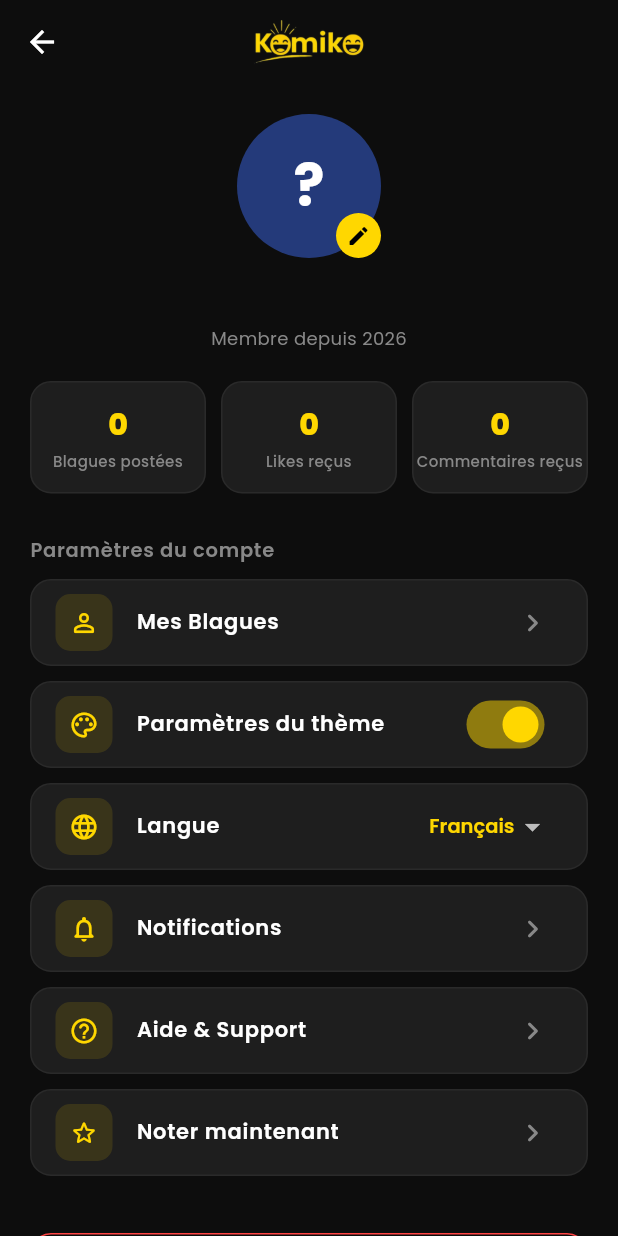
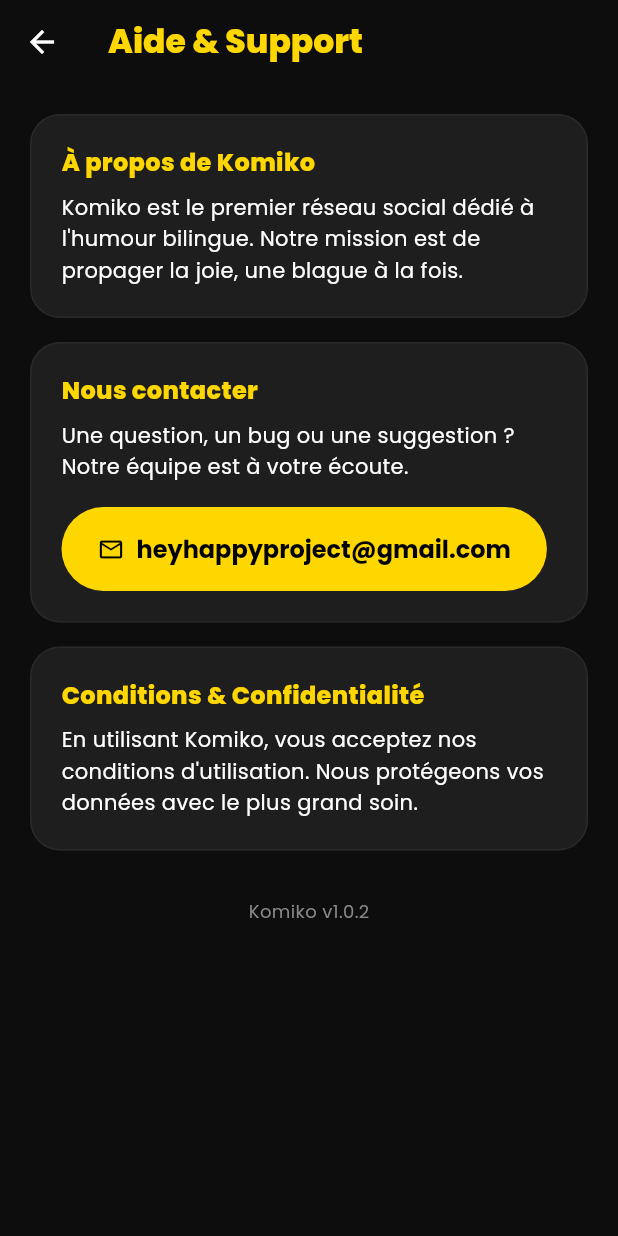
Before and after one commit to Happyazondekon/KoMiKo, a Flutter app: the SettingsScreen screen opened directly, after a tap on "Aide & Support", on a phone screen of 412 x 824 dp. Run offline on Flutter 3.47's test engine with Material 3 defaults, Android fonts, the phone set to English and light mode, and no system bars; our stand-ins replace cloud_firestore, firebase_auth, firebase_core, firebase_remote_config, flutter_local_notifications, google_fonts and 9 more; accounts and stored records are empty.

```diff
--- a/lib/l10n/app_en.arb
+++ b/lib/l10n/app_en.arb
@@ -225,5 +225,24 @@
   "rateAppTitle": "Enjoying Komiko?",
   "rateAppDescription": "If you like the app, please leave us a rating on the store. It helps us a lot!",
   "rateNow": "Rate Now",
-  "later": "Later"
+  "later": "Later",
+  "shareText": "{content}\n\n{punchline}\n\nView this joke on Komiko: https://play.google.com/store/apps/details?id=com.heyhappy.komiko",
+  "@shareText": {
+    "placeholders": {
+      "content": {
+        "type": "String"
+      },
+      "punchline": {
+        "type": "String"
+      }
+    }
+  },
+  "tagline": "Laugh without limits",
+  "aboutKomiko": "About Komiko",
+  "aboutKomikoDesc": "Komiko is the first social network dedicated to bilingual humor. Our mission is to spread joy, one joke at a time.",
+  "contactUs": "Contact Us",
+  "contactUsDesc": "Any questions, bugs or suggestions? Our team is here to help.",
+  "termsAndPrivacy": "Terms & Privacy",
+  "termsAndPrivacyDesc": "By using Komiko, you agree to our terms of service. We protect your data with the utmost care.",
+  "readFullOnKomiko": "Read the full joke on the app!"
 }
--- a/lib/l10n/app_fr.arb
+++ b/lib/l10n/app_fr.arb
@@ -225,5 +225,24 @@
   "rateAppTitle": "Vous aimez Komiko ?",
   "rateAppDescription": "Si vous appréciez l'application, n'hésitez pas à nous laisser une note sur le store. Cela nous aide énormément !",
   "rateNow": "Noter maintenant",
-  "later": "Plus tard"
+  "later": "Plus tard",
+  "shareText": "{content}\n\n{punchline}\n\nVoir la blague sur Komiko : https://play.google.com/store/apps/details?id=com.heyhappy.komiko",
+  "@shareText": {
+    "placeholders": {
+      "content": {
+        "type": "String"
+      },
+      "punchline": {
+        "type": "String"
+      }
+    }
+  },
+  "tagline": "Rire sans limites",
+  "aboutKomiko": "À propos de Komiko",
+  "aboutKomikoDesc": "Komiko est le premier réseau social dédié à l'humour bilingue. Notre mission est de propager la joie, une blague à la fois.",
+  "contactUs": "Nous contacter",
+  "contactUsDesc": "Une question, un bug ou une suggestion ? Notre équipe est à votre écoute.",
+  "termsAndPrivacy": "Conditions & Confidentialité",
+  "termsAndPrivacyDesc": "En utilisant Komiko, vous acceptez nos conditions d'utilisation. Nous protégeons vos données avec le plus grand soin.",
+  "readFullOnKomiko": "Découvrez la suite sur l'app !"
 }
--- /dev/null
+++ b/lib/screens/help_support_screen.dart
@@ -0,0 +1,124 @@
+import 'package:flutter/material.dart';
+import 'package:google_fonts/google_fonts.dart';
+import 'package:komiko/generated/gen_l10n/app_localizations.dart';
+import 'package:komiko/theme/app_colors.dart';
+import 'package:url_launcher/url_launcher.dart';
+
+class HelpSupportScreen extends StatelessWidget {
+  const HelpSupportScreen({super.key});
+
+  Future<void> _launchEmail() async {
+    final Uri emailLaunchUri = Uri(
+      scheme: 'mailto',
+      path: 'heyhappyproject@gmail.com',
+      query: 'subject=Support Komiko',
+    );
+    if (await canLaunchUrl(emailLaunchUri)) {
+      await launchUrl(emailLaunchUri);
+    }
+  }
+
+  @override
+  Widget build(BuildContext context) {
+    final l10n = AppLocalizations.of(context)!;
+    final isDark = Theme.of(context).brightness == Brightness.dark;
+    final cardBg = isDark ? AppColors.darkCard : AppColors.lightCard;
+    final border = isDark ? AppColors.darkBorder : AppColors.lightBorder;
+
+    return Scaffold(
+      appBar: AppBar(
+        title: Text(l10n.helpSupport),
+      ),
+      body: ListView(
+        padding: const EdgeInsets.all(20),
+        children: [
+          _buildSection(
+            context,
+            title: l10n.aboutKomiko,
+            content: l10n.aboutKomikoDesc,
+            cardBg: cardBg,
+            border: border,
+          ),
+          const SizedBox(height: 16),
+          _buildSection(
+            context,
+            title: l10n.contactUs,
+            content: l10n.contactUsDesc,
+            cardBg: cardBg,
+            border: border,
+            action: ElevatedButton.icon(
+              onPressed: _launchEmail,
+              icon: const Icon(Icons.email_outlined, size: 18),
+              label: const Text('heyhappyproject@gmail.com'),
+              style: ElevatedButton.styleFrom(
+                backgroundColor: AppColors.primary,
+                foregroundColor: Colors.black,
+              ),
+            ),
+          ),
+          const SizedBox(height: 16),
+          _buildSection(
+            context,
+            title: l10n.termsAndPrivacy,
+            content: l10n.termsAndPrivacyDesc,
+            cardBg: cardBg,
+            border: border,
+          ),
+          const SizedBox(height: 32),
+          Center(
+            child: Text(
+              'Komiko v1.0.2',
+              style: GoogleFonts.poppins(
+                fontSize: 12,
+                color: AppColors.textSecondaryDark,
+              ),
+            ),
+          ),
+        ],
+      ),
+    );
+  }
+
+  Widget _buildSection(
+    BuildContext context, {
+    required String title,
+    required String content,
+    required Color cardBg,
+    required Color border,
+    Widget? action,
+  }) {
+    return Container(
+      padding: const EdgeInsets.all(20),
+      decoration: BoxDecoration(
+        color: cardBg,
+        borderRadius: BorderRadius.circular(20),
+        border: Border.all(color: border),
+      ),
+      child: Column(
+        crossAxisAlignment: CrossAxisAlignment.start,
+        children: [
+          Text(
+            title,
+            style: GoogleFonts.poppins(
+              fontWeight: FontWeight.w800,
+              fontSize: 16,
+              color: AppColors.primary,
+            ),
+          ),
+          const SizedBox(height: 8),
+          Text(
+            content,
+            style: GoogleFonts.poppins(
+              fontSize: 14,
+              height: 1.5,
+            ),
+          ),
+          if (action != null) ...[
+            const SizedBox(height: 16),
+            action,
+          ],
+        ],
+      ),
+    );
+  }
+}
--- a/lib/screens/settings_screen.dart
+++ b/lib/screens/settings_screen.dart
@@ -5,6 +5,7 @@
 import 'package:komiko/models/user_model.dart';
 import 'package:komiko/providers/theme_provider.dart';
 import 'package:komiko/screens/edit_profile_screen.dart';
+import 'package:komiko/screens/help_support_screen.dart';
 import 'package:komiko/screens/my_jokes_screen.dart';
 import 'package:komiko/screens/notifications_screen.dart';
 import 'package:komiko/services/auth_service.dart';
@@ -150,7 +151,10 @@
             icon: Icons.help_outline_rounded,
             title: l10n.helpSupport,
             isDark: isDark,
-            onTap: () {},
+            onTap: () => Navigator.push(
+              context,
+              MaterialPageRoute(builder: (_) => const HelpSupportScreen()),
+            ),
           ),
           _buildSettingTile(
             context,
--- a/pubspec.yaml
+++ b/pubspec.yaml
@@ -2,7 +2,7 @@
 description: "A Joke App."
 publish_to: 'none'
 
-version: 1.0.1+3
+version: 1.0.2+4
 
 environment:
   sdk: ^3.7.2
```
Also changed, not shown: lib/screens/joke_detail_screen.dart (+30 -16 lines), lib/screens/notifications_screen.dart (+18 -1 lines), lib/services/joke_service.dart (+16 -1 lines), lib/widgets/joke_card.dart (+58 -12 lines), lib/generated/gen_l10n/app_localizations.dart, lib/generated/gen_l10n/app_localizations_en.dart, lib/generated/gen_l10n/app_localizations_fr.dart.
